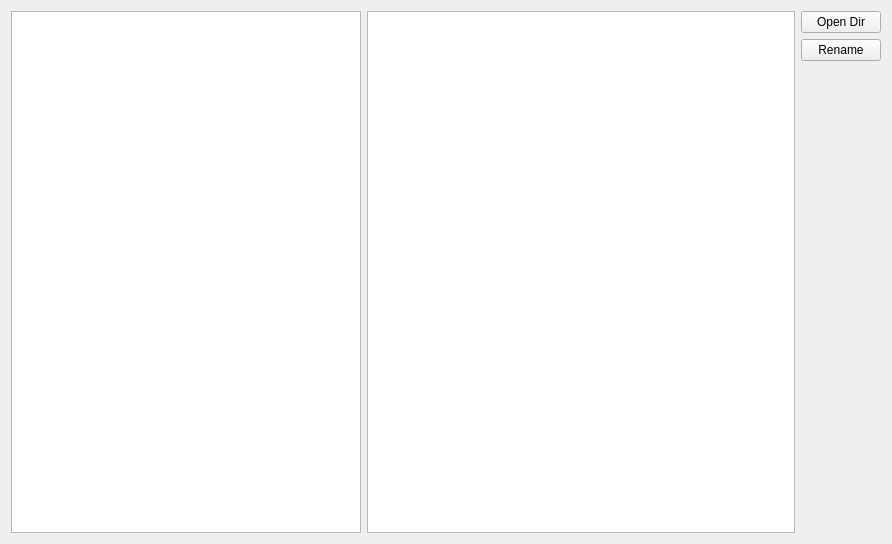
Old version of the form mainwindow.ui in the repository Mowei/rjrename.
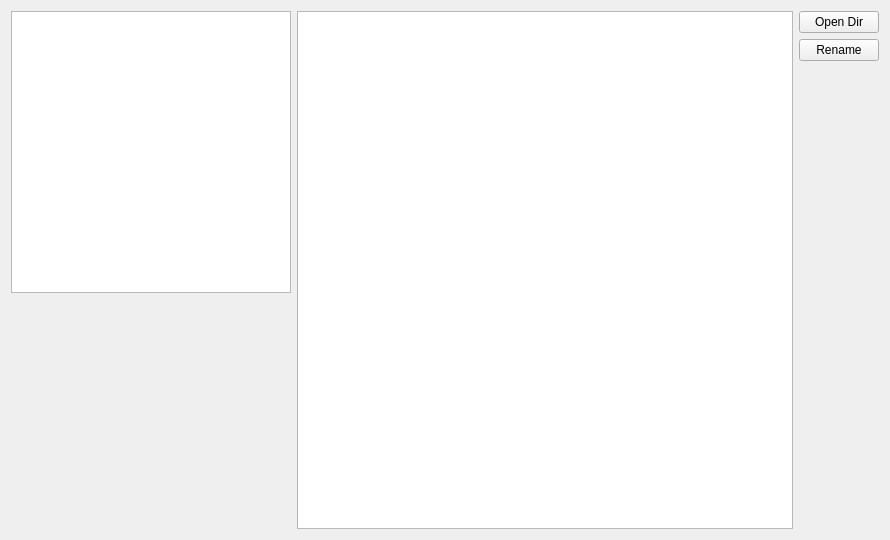
New version of the form.

Commit message: UI add label and download RJPic set label image

Patch:
```diff
--- a/mainwindow.ui
+++ b/mainwindow.ui
@@ -6,8 +6,8 @@
    <rect>
     <x>0</x>
     <y>0</y>
-    <width>892</width>
-    <height>544</height>
+    <width>890</width>
+    <height>540</height>
    </rect>
   </property>
   <property name="windowTitle">
@@ -16,6 +16,8 @@
   <widget class="QWidget" name="centralWidget">
    <layout class="QHBoxLayout" name="horizontalLayout">
     <item>
+     <layout class="QVBoxLayout" name="verticalLayout">
+      <item>
      <widget class="QListWidget" name="listWidget">
       <property name="sizePolicy">
        <sizepolicy hsizetype="Fixed" vsizetype="Expanding">
@@ -25,11 +27,69 @@
       </property>
       <property name="minimumSize">
        <size>
-        <width>350</width>
+          <width>280</width>
         <height>0</height>
        </size>
       </property>
-     </widget>
+        <property name="verticalScrollBarPolicy">
+         <enum>Qt::ScrollBarAsNeeded</enum>
+        </property>
+        <property name="horizontalScrollBarPolicy">
+         <enum>Qt::ScrollBarAsNeeded</enum>
+        </property>
+        <property name="sizeAdjustPolicy">
+         <enum>QAbstractScrollArea::AdjustToContents</enum>
+        </property>
+       </widget>
+      </item>
+      <item>
+       <widget class="QLabel" name="label">
+        <property name="sizePolicy">
+         <sizepolicy hsizetype="Fixed" vsizetype="Fixed">
+          <horstretch>0</horstretch>
+          <verstretch>0</verstretch>
+         </sizepolicy>
+        </property>
+        <property name="minimumSize">
+         <size>
+          <width>280</width>
+          <height>210</height>
+         </size>
+        </property>
+        <property name="maximumSize">
+         <size>
+          <width>280</width>
+          <height>210</height>
+         </size>
+        </property>
+        <property name="autoFillBackground">
+         <bool>false</bool>
+        </property>
+        <property name="text">
+         <string/>
+        </property>
+        <property name="scaledContents">
+         <bool>true</bool>
+        </property>
+       </widget>
+      </item>
+      <item>
+       <widget class="QLabel" name="label_2">
+        <property name="minimumSize">
+         <size>
+          <width>0</width>
+          <height>10</height>
+         </size>
+        </property>
+        <property name="text">
+         <string/>
+        </property>
+        <property name="alignment">
+         <set>Qt::AlignCenter</set>
+        </property>
+       </widget>
+      </item>
+     </layout>
     </item>
     <item>
      <widget class="QTextEdit" name="textEdit"/>
```
Lines whose indentation alone changed are shown as unchanged. The commit also changes 3 other files.
